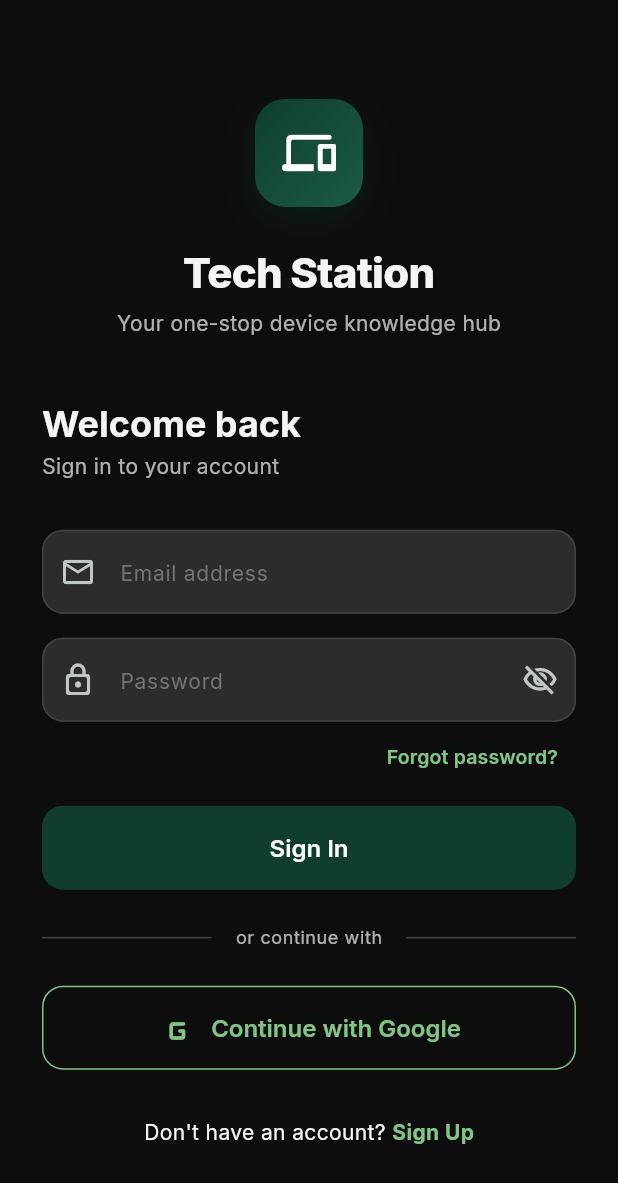
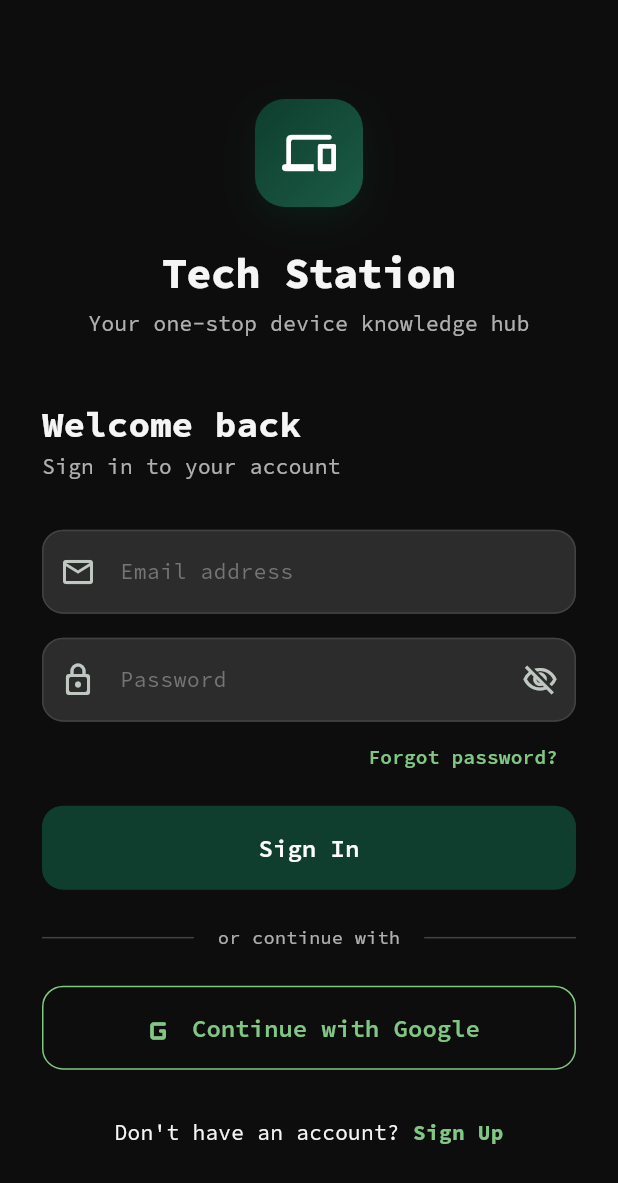
Before and after one commit to anas4519/tech_station, a Flutter app: the screen it shows after launch, on a phone screen of 412 x 824 dp. Shown: the top 1183 px of the screen. Run offline on Flutter 3.47's test engine with Material 3 defaults, Android fonts, the phone set to English and light mode, and no system bars; our stand-ins replace cached_network_image, dartz, equatable, flutter_bloc, get_it, go_router and 6 more; accounts and stored records are empty; network calls fail.

Commit message:
update: typewriter font

```diff
--- a/lib/config/theme/app_theme.dart
+++ b/lib/config/theme/app_theme.dart
@@ -32,7 +32,7 @@ class AppTheme {
         scrolledUnderElevation: 0.5,
         backgroundColor: AppColors.lightBg,
         foregroundColor: AppColors.grey900,
-        titleTextStyle: GoogleFonts.inter(
+        titleTextStyle: GoogleFonts.sourceCodePro(
           fontSize: 20,
           fontWeight: FontWeight.w700,
           color: AppColors.grey900,
@@ -69,7 +69,10 @@ class AppTheme {
           borderRadius: BorderRadius.circular(14),
           borderSide: const BorderSide(color: AppColors.error),
         ),
-        hintStyle: GoogleFonts.inter(color: AppColors.grey500, fontSize: 14),
+        hintStyle: GoogleFonts.sourceCodePro(
+          color: AppColors.grey500,
+          fontSize: 14,
+        ),
       ),
       elevatedButtonTheme: ElevatedButtonThemeData(
         style: ElevatedButton.styleFrom(
@@ -80,7 +83,7 @@ class AppTheme {
           shape: RoundedRectangleBorder(
             borderRadius: BorderRadius.circular(14),
           ),
-          textStyle: GoogleFonts.inter(
+          textStyle: GoogleFonts.sourceCodePro(
             fontSize: 16,
             fontWeight: FontWeight.w600,
           ),
@@ -94,7 +97,7 @@ class AppTheme {
             borderRadius: BorderRadius.circular(14),
           ),
           side: const BorderSide(color: AppColors.primary),
-          textStyle: GoogleFonts.inter(
+          textStyle: GoogleFonts.sourceCodePro(
             fontSize: 16,
             fontWeight: FontWeight.w600,
           ),
@@ -103,7 +106,7 @@ class AppTheme {
       chipTheme: ChipThemeData(
         backgroundColor: AppColors.grey100,
         selectedColor: AppColors.primarySurface,
-        labelStyle: GoogleFonts.inter(
+        labelStyle: GoogleFonts.sourceCodePro(
           fontSize: 13,
           fontWeight: FontWeight.w500,
         ),
@@ -148,7 +151,7 @@ class AppTheme {
         scrolledUnderElevation: 0.5,
         backgroundColor: AppColors.darkBg,
         foregroundColor: AppColors.grey100,
-        titleTextStyle: GoogleFonts.inter(
+        titleTextStyle: GoogleFonts.sourceCodePro(
           fontSize: 20,
           fontWeight: FontWeight.w700,
           color: AppColors.grey100,
@@ -185,7 +188,10 @@ class AppTheme {
           borderRadius: BorderRadius.circular(14),
           borderSide: const BorderSide(color: AppColors.error),
         ),
-        hintStyle: GoogleFonts.inter(color: AppColors.grey600, fontSize: 14),
+        hintStyle: GoogleFonts.sourceCodePro(
+          color: AppColors.grey600,
+          fontSize: 14,
+        ),
       ),
       elevatedButtonTheme: ElevatedButtonThemeData(
         style: ElevatedButton.styleFrom(
@@ -196,7 +202,7 @@ class AppTheme {
           shape: RoundedRectangleBorder(
             borderRadius: BorderRadius.circular(14),
           ),
-          textStyle: GoogleFonts.inter(
+          textStyle: GoogleFonts.sourceCodePro(
             fontSize: 16,
             fontWeight: FontWeight.w600,
           ),
@@ -210,7 +216,7 @@ class AppTheme {
             borderRadius: BorderRadius.circular(14),
           ),
           side: const BorderSide(color: AppColors.accentLight),
-          textStyle: GoogleFonts.inter(
+          textStyle: GoogleFonts.sourceCodePro(
             fontSize: 16,
             fontWeight: FontWeight.w600,
           ),
@@ -219,7 +225,7 @@ class AppTheme {
       chipTheme: ChipThemeData(
         backgroundColor: AppColors.darkElevated,
         selectedColor: AppColors.primaryDark,
-        labelStyle: GoogleFonts.inter(
+        labelStyle: GoogleFonts.sourceCodePro(
           fontSize: 13,
           fontWeight: FontWeight.w500,
         ),
@@ -245,69 +251,69 @@ class AppTheme {
         : AppColors.grey100;
 
     return TextTheme(
-      displayLarge: GoogleFonts.inter(
+      displayLarge: GoogleFonts.sourceCodePro(
         fontSize: 32,
         fontWeight: FontWeight.w800,
         color: color,
         letterSpacing: -1.0,
       ),
-      displayMedium: GoogleFonts.inter(
+      displayMedium: GoogleFonts.sourceCodePro(
         fontSize: 28,
         fontWeight: FontWeight.w700,
         color: color,
         letterSpacing: -0.5,
       ),
-      headlineLarge: GoogleFonts.inter(
+      headlineLarge: GoogleFonts.sourceCodePro(
         fontSize: 24,
         fontWeight: FontWeight.w700,
         color: color,
       ),
-      headlineMedium: GoogleFonts.inter(
+      headlineMedium: GoogleFonts.sourceCodePro(
         fontSize: 20,
         fontWeight: FontWeight.w600,
         color: color,
       ),
-      titleLarge: GoogleFonts.inter(
+      titleLarge: GoogleFonts.sourceCodePro(
         fontSize: 18,
         fontWeight: FontWeight.w600,
         color: color,
       ),
-      titleMedium: GoogleFonts.inter(
+      titleMedium: GoogleFonts.sourceCodePro(
         fontSize: 16,
         fontWeight: FontWeight.w600,
         color: color,
       ),
-      titleSmall: GoogleFonts.inter(
+      titleSmall: GoogleFonts.sourceCodePro(
         fontSize: 14,
         fontWeight: FontWeight.w600,
         color: color,
       ),
-      bodyLarge: GoogleFonts.inter(
+      bodyLarge: GoogleFonts.sourceCodePro(
         fontSize: 16,
         fontWeight: FontWeight.w400,
         color: color,
       ),
-      bodyMedium: GoogleFonts.inter(
+      bodyMedium: GoogleFonts.sourceCodePro(
         fontSize: 14,
         fontWeight: FontWeight.w400,
         color: color,
       ),
-      bodySmall: GoogleFonts.inter(
+      bodySmall: GoogleFonts.sourceCodePro(
         fontSize: 12,
         fontWeight: FontWeight.w400,
         color: color.withValues(alpha: 0.7),
       ),
-      labelLarge: GoogleFonts.inter(
+      labelLarge: GoogleFonts.sourceCodePro(
         fontSize: 14,
         fontWeight: FontWeight.w600,
         color: color,
       ),
-      labelMedium: GoogleFonts.inter(
+      labelMedium: GoogleFonts.sourceCodePro(
         fontSize: 12,
         fontWeight: FontWeight.w500,
         color: color,
       ),
-      labelSmall: GoogleFonts.inter(
+      labelSmall: GoogleFonts.sourceCodePro(
         fontSize: 10,
         fontWeight: FontWeight.w500,
         color: color.withValues(alpha: 0.7),
--- a/lib/features/auth/presentation/pages/login_page.dart
+++ b/lib/features/auth/presentation/pages/login_page.dart
@@ -106,7 +106,7 @@ class _LoginPageState extends State<LoginPage>
                   Center(
                     child: Text(
                       'Tech Station',
-                      style: GoogleFonts.inter(
+                      style: GoogleFonts.sourceCodePro(
                         fontSize: 28,
                         fontWeight: FontWeight.w800,
                         color: theme.colorScheme.onSurface,
```
